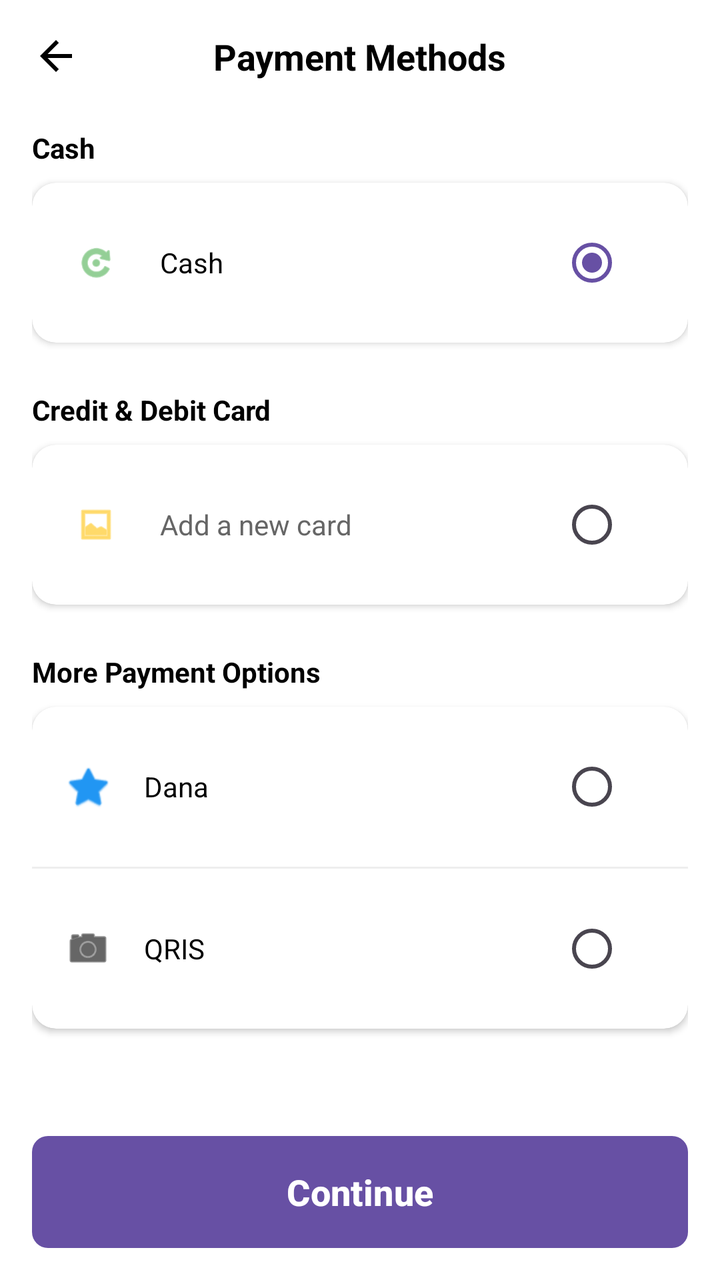
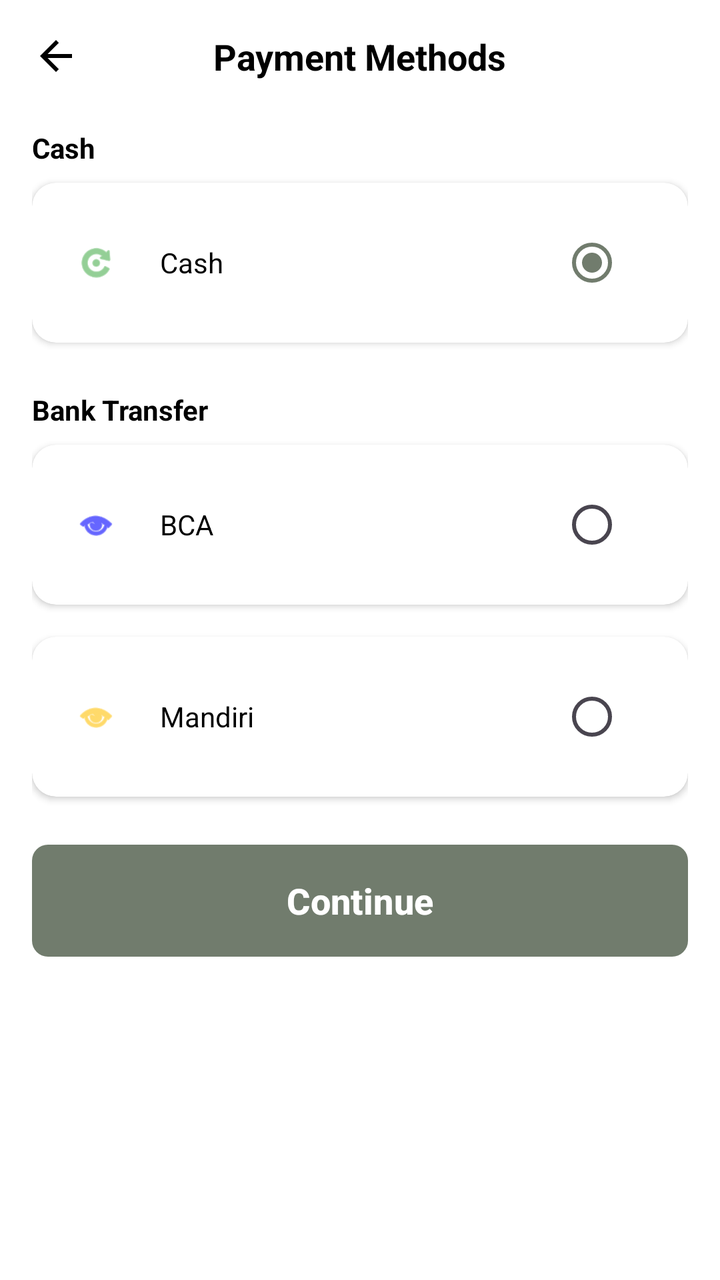

The first picture is an Android layout as it rendered before a commit; the second is the same layout after the commit. The layout source and the unified diff follow.
<!-- AndroidManifest.xml: application theme Theme.DeCasaApps -->
<!-- res/layout/activity_payment_method.xml -->
<?xml version="1.0" encoding="utf-8"?>
<LinearLayout xmlns:android="http://schemas.android.com/apk/res/android"
    xmlns:app="http://schemas.android.com/apk/res-auto"
    xmlns:tools="http://schemas.android.com/tools"
    android:layout_width="match_parent"
    android:layout_height="match_parent"
    android:orientation="vertical"
    android:background="#FFFFFF"
    android:padding="16dp"
    tools:context=".PaymentMethodActivity">

    
    <RelativeLayout
        android:layout_width="match_parent"
        android:layout_height="wrap_content"
        android:layout_marginBottom="24dp">

        <ImageView
            android:id="@+id/btnBack"
            android:layout_width="24dp"
            android:layout_height="24dp"
            android:layout_centerVertical="true"
            android:src="@drawable/ic_back_arrow"
            app:tint="#000000" />

        <TextView
            android:layout_width="wrap_content"
            android:layout_height="wrap_content"
            android:layout_centerInParent="true"
            android:text="Payment Methods"
            android:textColor="#000000"
            android:textSize="18sp"
            android:textStyle="bold" />
    </RelativeLayout>

    <ScrollView
        android:layout_width="match_parent"
        android:layout_height="0dp"
        android:layout_weight="1">

        <LinearLayout
            android:layout_width="match_parent"
            android:layout_height="wrap_content"
            android:orientation="vertical">

            
            <TextView
                android:layout_width="wrap_content"
                android:layout_height="wrap_content"
                android:text="Cash"
                android:textStyle="bold"
                android:textColor="#000000"
                android:layout_marginBottom="8dp"/>

            <androidx.cardview.widget.CardView
                android:id="@+id/cardCash"
                android:layout_width="match_parent"
                android:layout_height="wrap_content"
                app:cardCornerRadius="12dp"
                app:cardElevation="2dp"
                app:cardBackgroundColor="#FFFFFF"
                android:layout_marginBottom="24dp">

                <LinearLayout
                    android:layout_width="match_parent"
                    android:layout_height="wrap_content"
                    android:orientation="horizontal"
                    android:gravity="center_vertical"
                    android:padding="16dp">

                    <ImageView
                        android:layout_width="32dp"
                        android:layout_height="20dp"
                        android:src="@android:drawable/ic_menu_rotate" 
                        app:tint="#4CAF50"/> 
                    
                    <TextView
                        android:layout_width="0dp"
                        android:layout_height="wrap_content"
                        android:layout_weight="1"
                        android:text="Cash"
                        android:textColor="#000000"
                        android:layout_marginStart="16dp"/>

                    <RadioButton
                        android:id="@+id/rbCash"
                        android:layout_width="wrap_content"
                        android:layout_height="wrap_content"
                        android:clickable="false"
                        android:checked="true"
                        android:buttonTint="#556B2F"/> 
                </LinearLayout>
            </androidx.cardview.widget.CardView>

            
            <TextView
                android:layout_width="wrap_content"
                android:layout_height="wrap_content"
                android:text="Credit &amp; Debit Card"
                android:textStyle="bold"
                android:textColor="#000000"
                android:layout_marginBottom="8dp"/>

            <androidx.cardview.widget.CardView
                android:id="@+id/cardCreditCard"
                android:layout_width="match_parent"
                android:layout_height="wrap_content"
                app:cardCornerRadius="12dp"
                app:cardElevation="2dp"
                app:cardBackgroundColor="#FFFFFF"
                android:layout_marginBottom="24dp">

                <LinearLayout
                    android:layout_width="match_parent"
                    android:layout_height="wrap_content"
                    android:orientation="horizontal"
                    android:gravity="center_vertical"
                    android:padding="16dp">

                    <ImageView
                        android:layout_width="32dp"
                        android:layout_height="20dp"
                        android:src="@android:drawable/ic_menu_gallery"
                        app:tint="#FFC107"/> 
                    
                    <TextView
                        android:layout_width="0dp"
                        android:layout_height="wrap_content"
                        android:layout_weight="1"
                        android:text="Add a new card"
                        android:textColor="#666666"
                        android:layout_marginStart="16dp"/>

                    <RadioButton
                        android:id="@+id/rbCreditCard"
                        android:layout_width="wrap_content"
                        android:layout_height="wrap_content"
                        android:clickable="false"
                        android:buttonTint="#556B2F"/>
                </LinearLayout>
            </androidx.cardview.widget.CardView>

            
            <TextView
                android:layout_width="wrap_content"
                android:layout_height="wrap_content"
                android:text="More Payment Options"
                android:textStyle="bold"
                android:textColor="#000000"
                android:layout_marginBottom="8dp"/>

            <androidx.cardview.widget.CardView
                android:layout_width="match_parent"
                android:layout_height="wrap_content"
                app:cardCornerRadius="12dp"
                app:cardElevation="2dp"
                app:cardBackgroundColor="#FFFFFF"
                android:layout_marginBottom="24dp">

                <LinearLayout
                    android:layout_width="match_parent"
                    android:layout_height="wrap_content"
                    android:orientation="vertical">

                    
                    <LinearLayout
                        android:id="@+id/cardDana"
                        android:layout_width="match_parent"
                        android:layout_height="wrap_content"
                        android:orientation="horizontal"
                        android:gravity="center_vertical"
                        android:padding="16dp"
                        android:clickable="true"
                        android:focusable="true"
                        android:background="?attr/selectableItemBackground">

                        <ImageView
                            android:layout_width="24dp"
                            android:layout_height="24dp"
                            android:src="@android:drawable/btn_star_big_on"
                            app:tint="#2196F3"/> 
                        
                        <TextView
                            android:layout_width="0dp"
                            android:layout_height="wrap_content"
                            android:layout_weight="1"
                            android:text="Dana"
                            android:textColor="#000000"
                            android:layout_marginStart="16dp"/>

                        <RadioButton
                            android:id="@+id/rbDana"
                            android:layout_width="wrap_content"
                            android:layout_height="wrap_content"
                            android:clickable="false"
                            android:buttonTint="#556B2F"/>
                    </LinearLayout>

                    <View android:layout_width="match_parent" android:layout_height="1dp" android:background="#EEEEEE"/>

                    
                    <LinearLayout
                        android:id="@+id/cardQris"
                        android:layout_width="match_parent"
                        android:layout_height="wrap_content"
                        android:orientation="horizontal"
                        android:gravity="center_vertical"
                        android:padding="16dp"
                        android:clickable="true"
                        android:focusable="true"
                        android:background="?attr/selectableItemBackground">

                        <ImageView
                            android:layout_width="24dp"
                            android:layout_height="24dp"
                            android:src="@android:drawable/ic_menu_camera"
                            app:tint="#000000"/> 
                        
                        <TextView
                            android:layout_width="0dp"
                            android:layout_height="wrap_content"
                            android:layout_weight="1"
                            android:text="QRIS"
                            android:textColor="#000000"
                            android:layout_marginStart="16dp"/>

                        <RadioButton
                            android:id="@+id/rbQris"
                            android:layout_width="wrap_content"
                            android:layout_height="wrap_content"
                            android:clickable="false"
                            android:buttonTint="#556B2F"/>
                    </LinearLayout>
                </LinearLayout>
            </androidx.cardview.widget.CardView>

        </LinearLayout>
    </ScrollView>

    <Button
        android:id="@+id/btnContinue"
        android:layout_width="match_parent"
        android:layout_height="56dp"
        android:text="Continue"
        android:textAllCaps="false"
        android:textSize="18sp"
        android:textStyle="bold"
        android:textColor="#FFFFFF"
        android:background="@drawable/button_primary"
        android:backgroundTint="#6D7865"/> 

</LinearLayout>
<!-- resources referenced by this layout -->
<resources>
  <!-- drawable button_primary (drawable) -->
  <?xml version="1.0" encoding="utf-8"?>
  <shape xmlns:android="http://schemas.android.com/apk/res/android">
      <solid android:color="@color/primary" />
      <corners android:radius="8dp" />
  </shape>
  <!-- drawable ic_back_arrow (drawable) -->
  <vector xmlns:android="http://schemas.android.com/apk/res/android"
      android:width="24dp"
      android:height="24dp"
      android:viewportWidth="24"
      android:viewportHeight="24">
      <path
          android:fillColor="#000000"
          android:pathData="M20,11H7.83l5.59,-5.59L12,4l-8,8 8,8 1.41,-1.41L7.83,13H20v-2z"/>
  </vector>
  <style name="Theme.DeCasaApps" parent="Base.Theme.DeCasaApps" />
  <color name="primary">#3F51B5</color>
  <style name="Base.Theme.DeCasaApps" parent="Theme.Material3.DayNight.NoActionBar">
          
          
      </style>
</resources>

<!-- the commit's change to res/layout/activity_payment_method.xml (unified diff, before → after) -->
@@ -33,17 +33,7 @@
             android:textStyle="bold" />
     </RelativeLayout>
 
-    <ScrollView
-        android:layout_width="match_parent"
-        android:layout_height="0dp"
-        android:layout_weight="1">
-
-        <LinearLayout
-            android:layout_width="match_parent"
-            android:layout_height="wrap_content"
-            android:orientation="vertical">
-
-            
+    
             <TextView
                 android:layout_width="wrap_content"
                 android:layout_height="wrap_content"
@@ -88,7 +78,7 @@
                         android:layout_height="wrap_content"
                         android:clickable="false"
                         android:checked="true"
-                        android:buttonTint="#556B2F"/> 
+                        android:buttonTint="#556B2F"/>
                 </LinearLayout>
             </androidx.cardview.widget.CardView>
 
@@ -96,13 +86,54 @@
             <TextView
                 android:layout_width="wrap_content"
                 android:layout_height="wrap_content"
-                android:text="Credit &amp; Debit Card"
+                android:text="Bank Transfer"
                 android:textStyle="bold"
                 android:textColor="#000000"
                 android:layout_marginBottom="8dp"/>
 
+            
             <androidx.cardview.widget.CardView
-                android:id="@+id/cardCreditCard"
+                android:id="@+id/cardBca"
+                android:layout_width="match_parent"
+                android:layout_height="wrap_content"
+                app:cardCornerRadius="12dp"
+                app:cardElevation="2dp"
+                app:cardBackgroundColor="#FFFFFF"
+                android:layout_marginBottom="16dp">
+
+                <LinearLayout
+                    android:layout_width="match_parent"
+                    android:layout_height="wrap_content"
+                    android:orientation="horizontal"
+                    android:gravity="center_vertical"
+                    android:padding="16dp">
+
+                    <ImageView
+                        android:layout_width="32dp"
+                        android:layout_height="20dp"
+                        android:src="@android:drawable/ic_menu_view"
+                        app:tint="#0000FF"/> 
+                    
+                    <TextView
+                        android:layout_width="0dp"
+                        android:layout_height="wrap_content"
+                        android:layout_weight="1"
+                        android:text="BCA"
+                        android:textColor="#000000"
+                        android:layout_marginStart="16dp"/>
+
+                    <RadioButton
+                        android:id="@+id/rbBca"
+                        android:layout_width="wrap_content"
+                        android:layout_height="wrap_content"
+                        android:clickable="false"
+                        android:buttonTint="#556B2F"/>
+                </LinearLayout>
+            </androidx.cardview.widget.CardView>
+
+            
+            <androidx.cardview.widget.CardView
+                android:id="@+id/cardMandiri"
                 android:layout_width="match_parent"
                 android:layout_height="wrap_content"
                 app:cardCornerRadius="12dp"
@@ -120,122 +151,25 @@
                     <ImageView
                         android:layout_width="32dp"
                         android:layout_height="20dp"
-                        android:src="@android:drawable/ic_menu_gallery"
+                        android:src="@android:drawable/ic_menu_view"
                         app:tint="#FFC107"/> 
                     
                     <TextView
                         android:layout_width="0dp"
                         android:layout_height="wrap_content"
                         android:layout_weight="1"
-                        android:text="Add a new card"
-                        android:textColor="#666666"
+                        android:text="Mandiri"
+                        android:textColor="#000000"
                         android:layout_marginStart="16dp"/>
 
                     <RadioButton
-                        android:id="@+id/rbCreditCard"
+                        android:id="@+id/rbMandiri"
                         android:layout_width="wrap_content"
                         android:layout_height="wrap_content"
                         android:clickable="false"
                         android:buttonTint="#556B2F"/>
                 </LinearLayout>
             </androidx.cardview.widget.CardView>
-
-            
-            <TextView
-                android:layout_width="wrap_content"
-                android:layout_height="wrap_content"
-                android:text="More Payment Options"
-                android:textStyle="bold"
-                android:textColor="#000000"
-                android:layout_marginBottom="8dp"/>
-
-            <androidx.cardview.widget.CardView
-                android:layout_width="match_parent"
-                android:layout_height="wrap_content"
-                app:cardCornerRadius="12dp"
-                app:cardElevation="2dp"
-                app:cardBackgroundColor="#FFFFFF"
-                android:layout_marginBottom="24dp">
-
-                <LinearLayout
-                    android:layout_width="match_parent"
-                    android:layout_height="wrap_content"
-                    android:orientation="vertical">
-
-                    
-                    <LinearLayout
-                        android:id="@+id/cardDana"
-                        android:layout_width="match_parent"
-                        android:layout_height="wrap_content"
-                        android:orientation="horizontal"
-                        android:gravity="center_vertical"
-                        android:padding="16dp"
-                        android:clickable="true"
-                        android:focusable="true"
-                        android:background="?attr/selectableItemBackground">
-
-                        <ImageView
-                            android:layout_width="24dp"
-                            android:layout_height="24dp"
-                            android:src="@android:drawable/btn_star_big_on"
-                            app:tint="#2196F3"/> 
-                        
-                        <TextView
-                            android:layout_width="0dp"
-                            android:layout_height="wrap_content"
-                            android:layout_weight="1"
-                            android:text="Dana"
-                            android:textColor="#000000"
-                            android:layout_marginStart="16dp"/>
-
-                        <RadioButton
-                            android:id="@+id/rbDana"
-                            android:layout_width="wrap_content"
-                            android:layout_height="wrap_content"
-                            android:clickable="false"
-                            android:buttonTint="#556B2F"/>
-                    </LinearLayout>
-
-                    <View android:layout_width="match_parent" android:layout_height="1dp" android:background="#EEEEEE"/>
-
-                    
-                    <LinearLayout
-                        android:id="@+id/cardQris"
-                        android:layout_width="match_parent"
-                        android:layout_height="wrap_content"
-                        android:orientation="horizontal"
-                        android:gravity="center_vertical"
-                        android:padding="16dp"
-                        android:clickable="true"
-                        android:focusable="true"
-                        android:background="?attr/selectableItemBackground">
-
-                        <ImageView
-                            android:layout_width="24dp"
-                            android:layout_height="24dp"
-                            android:src="@android:drawable/ic_menu_camera"
-                            app:tint="#000000"/> 
-                        
-                        <TextView
-                            android:layout_width="0dp"
-                            android:layout_height="wrap_content"
-                            android:layout_weight="1"
-                            android:text="QRIS"
-                            android:textColor="#000000"
-                            android:layout_marginStart="16dp"/>
-
-                        <RadioButton
-                            android:id="@+id/rbQris"
-                            android:layout_width="wrap_content"
-                            android:layout_height="wrap_content"
-                            android:clickable="false"
-                            android:buttonTint="#556B2F"/>
-                    </LinearLayout>
-                </LinearLayout>
-            </androidx.cardview.widget.CardView>
-
-        </LinearLayout>
-    </ScrollView>
 
     <Button
         android:id="@+id/btnContinue"
<!-- resource entries referenced after the edit -->
@@ -17,10 +17,15 @@
           android:pathData="M20,11H7.83l5.59,-5.59L12,4l-8,8 8,8 1.41,-1.41L7.83,13H20v-2z"/>
   </vector>
   <style name="Theme.DeCasaApps" parent="Base.Theme.DeCasaApps" />
-  <color name="primary">#3F51B5</color>
+  <color name="primary">#717C6D</color>
   <style name="Base.Theme.DeCasaApps" parent="Theme.Material3.DayNight.NoActionBar">
           
-          
+          <item name="colorPrimary">@color/primary</item>
+          <item name="colorSecondary">@color/primary2</item>
+          <item name="colorTertiary">@color/primary1</item>
+          <item name="android:statusBarColor">@color/primary</item>
       </style>
+  <color name="primary2">#3C3D37</color>
+  <color name="primary1">#717C6D</color>
 </resources>
 
